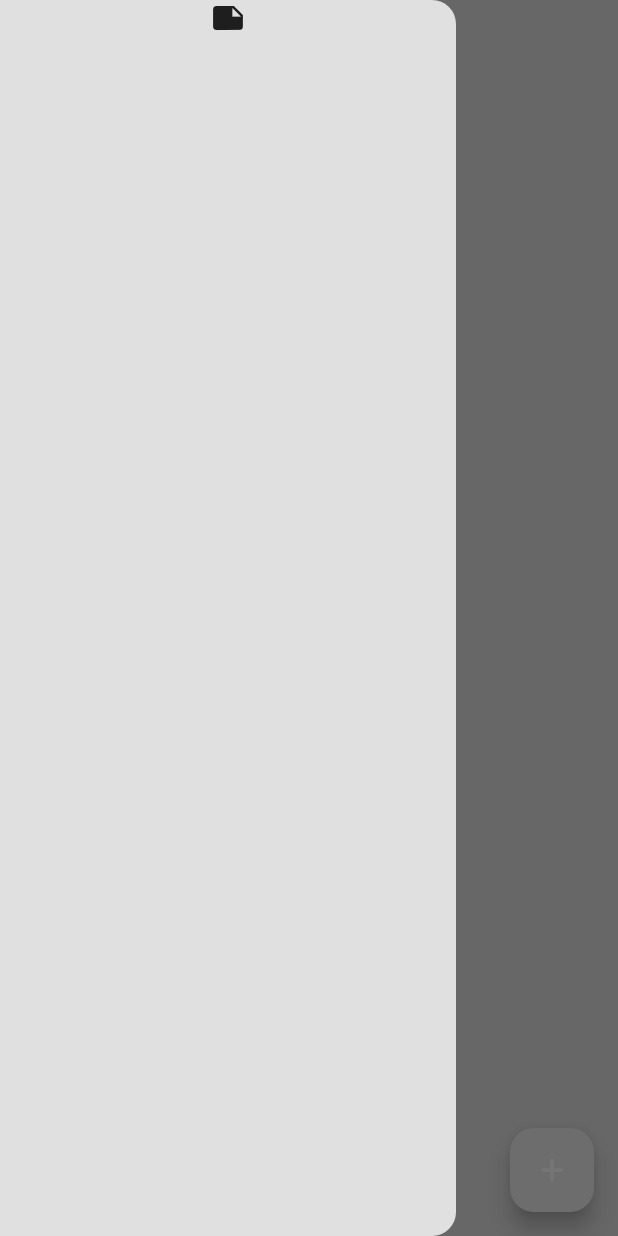
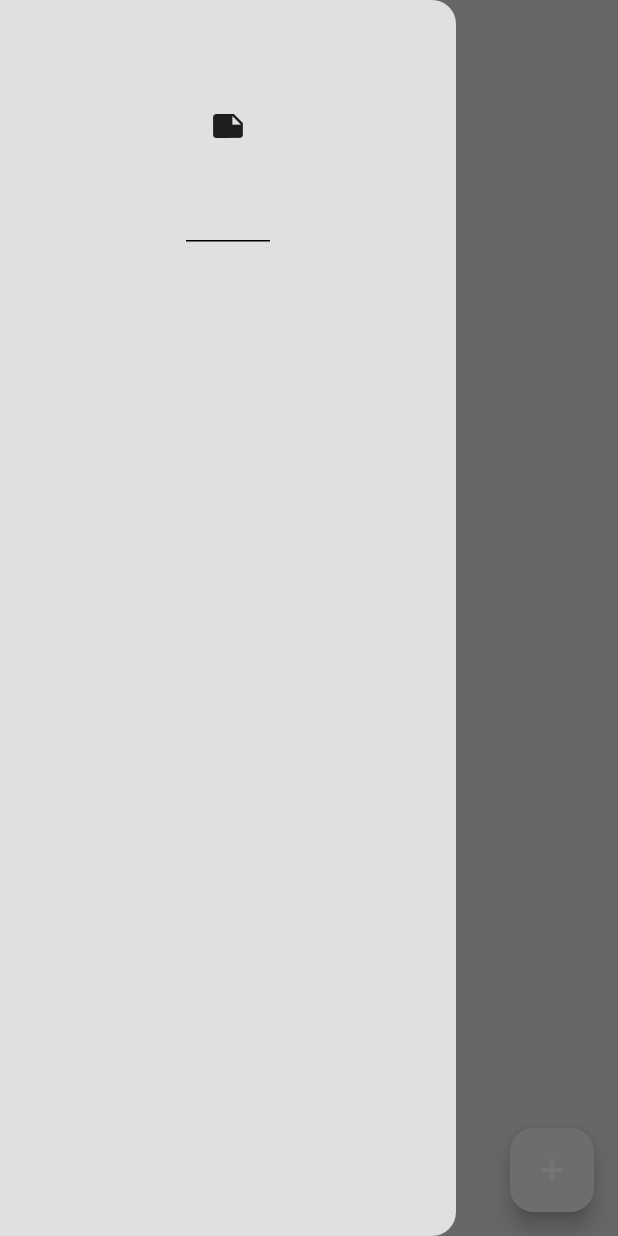
Before and after one commit to Odhi-ambo/crud_ops_with_isar_db, a Flutter app: the screen it shows after launch, with the side drawer open, on a phone screen of 412 x 824 dp. Run offline on Flutter 3.47's test engine with Material 3 defaults, Android fonts, the phone set to English and light mode, and no system bars; our stand-ins replace google_fonts, isar; accounts and stored records are empty; generated files the repository leaves out were written again.

Commit message:
Initial commit

```diff
--- a/lib/components/drawer.dart
+++ b/lib/components/drawer.dart
@@ -7,9 +7,14 @@ class MyDrawer extends StatelessWidget {
   Widget build(BuildContext context) {
     return Drawer(
       backgroundColor: Theme.of(context).colorScheme.surface,
-      child: const Column(children:
+      child: Column(
+        children: [
           //header
-          [Icon(Icons.note)]),
+          DrawerHeader(
+            child: Icon(Icons.note),
+          ),
+        ],
+      ),
     );
   }
 }
```
